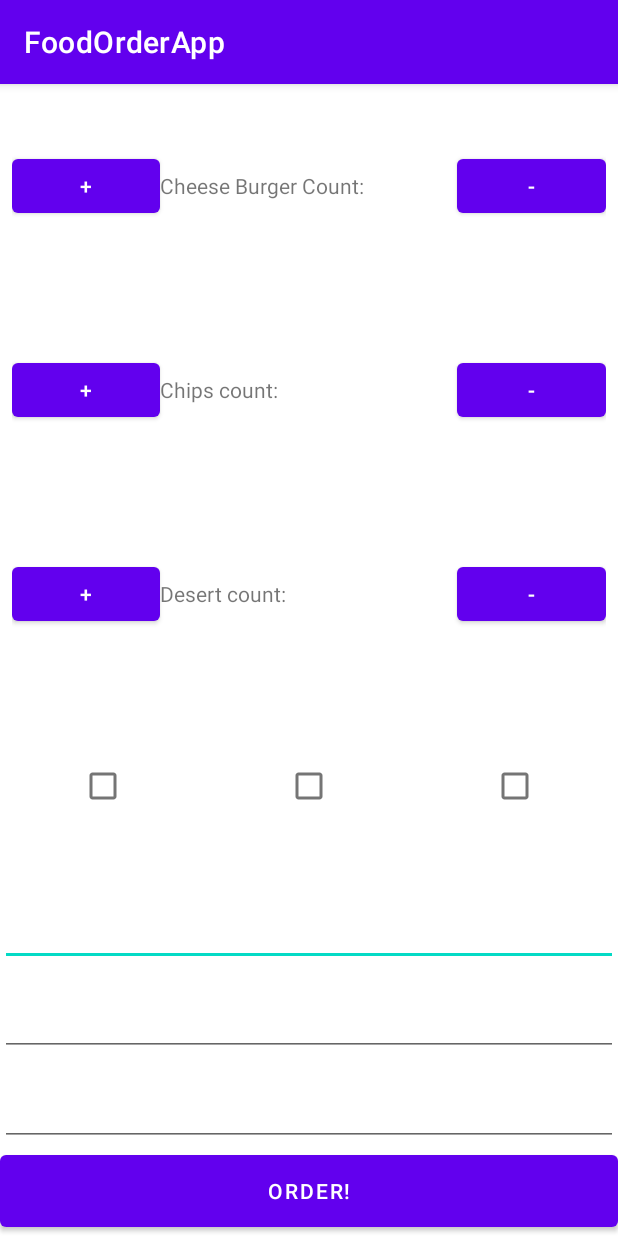
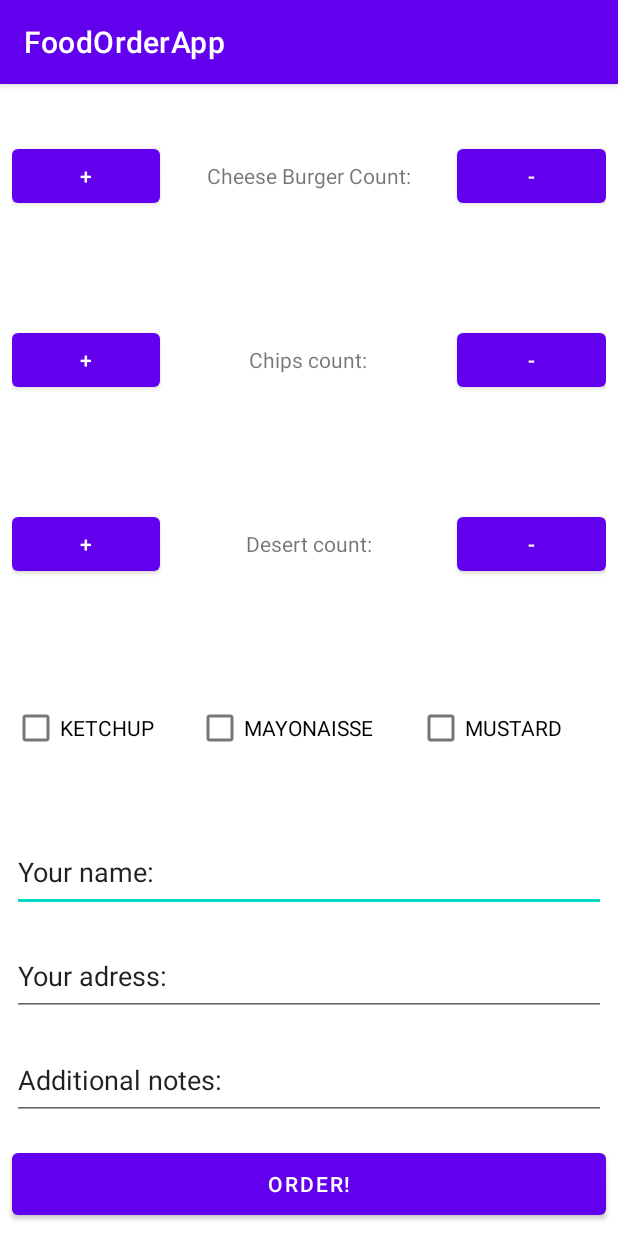
Before and after one commit to utkualtintas/FoodOrderApp, an Android app: the screen it shows after launch (MainActivity), on a phone screen of 412 x 824 dp. Run offline under Robolectric (Android 15) with nearby library versions, the phone set to English and light mode, and no system bars.

Commit message:
UI completed

```diff
--- a/app/src/main/res/layout/activity_main.xml
+++ b/app/src/main/res/layout/activity_main.xml
@@ -1,7 +1,12 @@
 <?xml version="1.0" encoding="utf-8"?>
-<LinearLayout xmlns:android="http://schemas.android.com/apk/res/android"
+<ScrollView
+    xmlns:android="http://schemas.android.com/apk/res/android"
     xmlns:app="http://schemas.android.com/apk/res-auto"
     xmlns:tools="http://schemas.android.com/tools"
+    android:layout_width="match_parent"
+    android:layout_height="match_parent"
+    android:fillViewport="true">
+<LinearLayout
     android:layout_width="match_parent"
     android:layout_height="match_parent"
     tools:context=".MainActivity">
@@ -25,6 +30,7 @@
             <TextView
                 android:layout_weight="2"
                 android:text="Cheese Burger Count:"
+                android:textAlignment="center"
                 android:layout_width="0dp"
                 android:layout_height="wrap_content"/>
             <Button
@@ -47,6 +53,8 @@
                 android:layout_weight="1"
                 android:text="+"/>
             <TextView
+                android:textAlignment="center"
+
                 android:layout_weight="2"
                 android:text="Chips count:"
                 android:layout_width="0dp"
@@ -71,6 +79,8 @@
                 android:layout_weight="1"
                 android:text="+"/>
             <TextView
+                android:textAlignment="center"
+
                 android:layout_weight="2"
                 android:layout_width="0dp"
                 android:text="Desert count:"
@@ -86,22 +96,27 @@
         <LinearLayout
             android:layout_width="match_parent"
             android:layout_weight="2"
+            android:layout_margin="8dp"
             android:layout_height="0dp">
 
             <CheckBox
                 android:layout_weight="1"
                 android:layout_gravity="center_vertical"
+                android:text="KETCHUP"
                 android:layout_width="wrap_content"
                 android:layout_height="wrap_content"/>
 
             <CheckBox
                 android:layout_gravity="center_vertical"
                 android:layout_weight="1"
+                android:text="MAYONAISSE"
+
                 android:layout_width="wrap_content"
                 android:layout_height="wrap_content"/>
 
 
             <CheckBox
+                android:text="MUSTARD"
                 android:layout_gravity="center_vertical"
                 android:layout_weight="1"
                 android:layout_width="wrap_content"
@@ -110,21 +125,30 @@
         </LinearLayout>
 
         <EditText
+            android:text="Your name:"
+            android:layout_margin="8dp"
             android:layout_weight="1"
             android:layout_width="match_parent"
             android:layout_height="0dp"/>
         <EditText
+            android:text="Your adress:"
+
+            android:layout_margin="8dp"
             android:layout_weight="1"
             android:layout_width="match_parent"
             android:layout_height="0dp"/>
         <EditText
+            android:text="Additional notes:"
+            android:layout_margin="8dp"
             android:layout_weight="1"
             android:layout_width="match_parent"
             android:layout_height="0dp"/>
         <Button
+            android:layout_margin="8dp"
             android:layout_weight="1"
             android:layout_width="match_parent"
             android:layout_height="0dp"
             android:text="ORDER!"/>
     </LinearLayout>
 </LinearLayout>
+</ScrollView>
```
